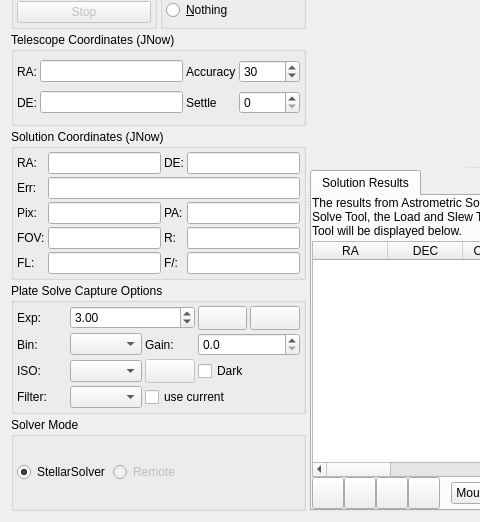
Old version of the form kstars/ekos/align/align.ui in the repository KDE/kstars; both pictures show x 0 to 480 and y 118 to 640 of the 648 by 640 pixel window.
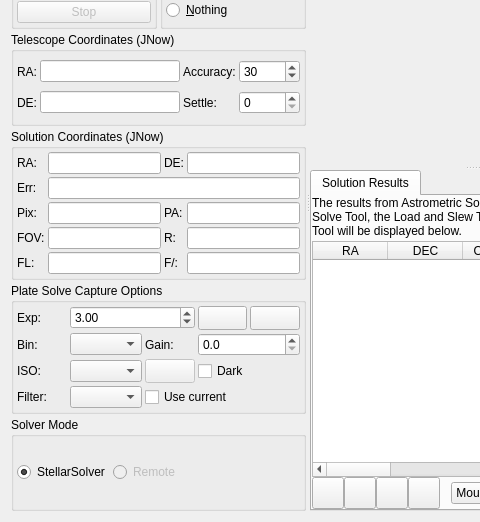
New version of the form. Icons and pictures are not drawn. Custom widgets are drawn as their Qt base class.

```diff
--- a/kstars/ekos/align/align.ui
+++ b/kstars/ekos/align/align.ui
@@ -298,7 +298,7 @@
              <string>After telescope completes slewing, wait until it settles for this many milliseconds before capturing the next image.</string>
             </property>
             <property name="text">
-             <string>Settle</string>
+             <string>Settle:</string>
             </property>
            </widget>
           </item>
@@ -335,7 +335,7 @@
              <string>Accuracy threshold in arcseconds between solution and target coordinates. Plate solver shall be repeatedly executed until the solution coordinates are below the accuracy threshold</string>
             </property>
             <property name="text">
-             <string>Accuracy</string>
+             <string>Accuracy:</string>
             </property>
            </widget>
           </item>
@@ -743,7 +743,7 @@
              <string>&lt;html&gt;&lt;head/&gt;&lt;body&gt;&lt;p&gt;If checked, the currently selected filter will be used for alignment. &lt;/p&gt;&lt;p&gt;If you want to use a certain (fixed) filter for alignment, leave unchecked and select the filter manually.&lt;/p&gt;&lt;/body&gt;&lt;/html&gt;</string>
             </property>
             <property name="text">
-             <string>use current</string>
+             <string>Use current</string>
             </property>
            </widget>
           </item>
```
Left out of the diff: 4 changed lines with no effect on the pictures.
